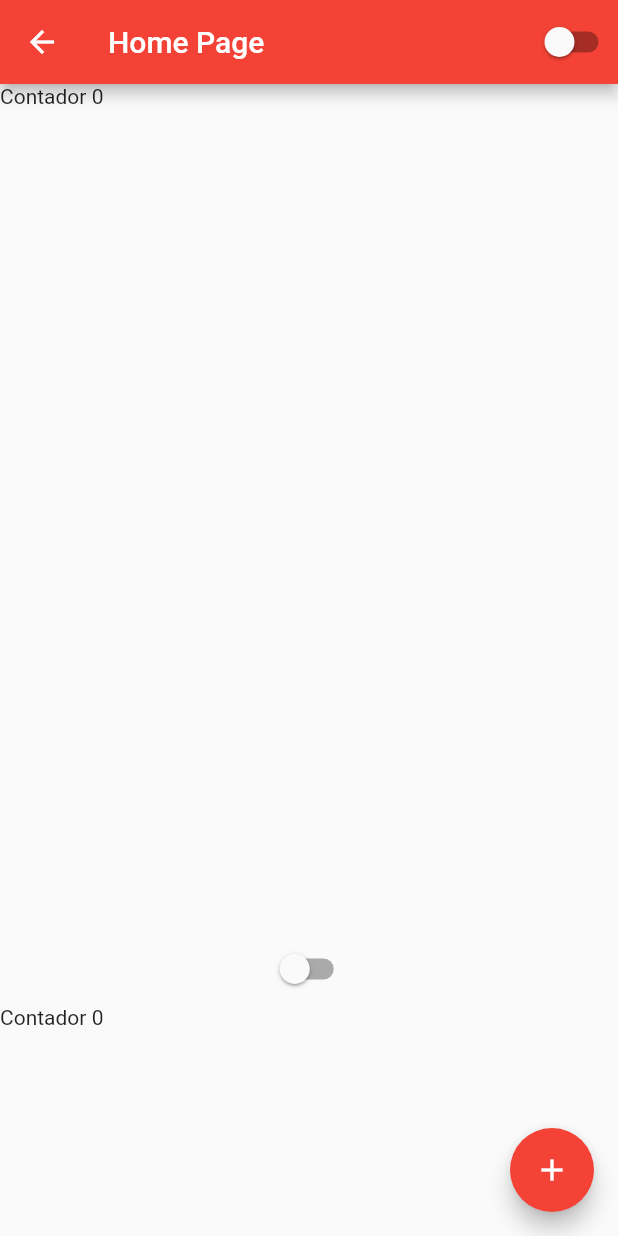
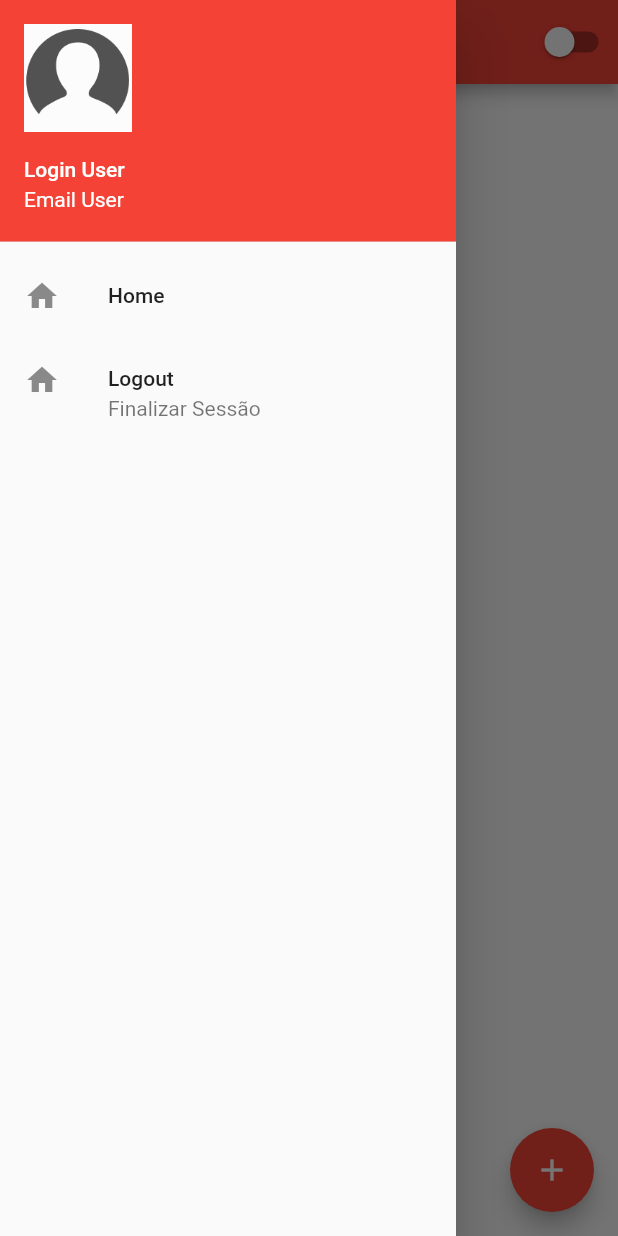
Before and after one commit to AlessonCC/Estudos, a Flutter app: the HomePage screen opened by its route, with the side drawer open (before the commit the screen has no drawer), on a phone screen of 412 x 824 dp. Run offline on Flutter 3.47's test engine with Material 2 defaults, Android fonts, the phone set to English and light mode, and no system bars.

```diff
--- a/Flutter/manual_de_sobrevivencia/lib/home_page.dart
+++ b/Flutter/manual_de_sobrevivencia/lib/home_page.dart
@@ -17,6 +17,31 @@ class HomePageState extends State<HomePage> {
   @override
   Widget build(BuildContext context) {
     return Scaffold(
+      drawer: Drawer(
+        child: Column(
+          children: [
+            UserAccountsDrawerHeader(
+                currentAccountPicture: Image.asset('assets/images/NonUser.jpg'),
+                accountName: Text('Login User'),
+                accountEmail: Text('Email User')),
+            ListTile(
+              leading: Icon(Icons.home),
+              title: Text('Home'),
+              onTap: () {
+                print('home');
+              },
+            ),
+            ListTile(
+              leading: Icon(Icons.home),
+              title: Text('Logout'),
+              subtitle: Text('Finalizar Sessão'),
+              onTap: () {
+                Navigator.of(context).pushReplacementNamed('/');
+              },
+            )
+          ],
+        ),
+      ),
       appBar: AppBar(
         title: Text('Home Page'),
         actions: [CustomSwitch()],
--- a/Flutter/manual_de_sobrevivencia/pubspec.yaml
+++ b/Flutter/manual_de_sobrevivencia/pubspec.yaml
@@ -61,6 +61,7 @@ flutter:
   assets:
     - assets/images/IfsLogo.jpeg
     - assets/images/ImageTi.jpg
+    - assets/images/NonUser.jpg
 
   # An image asset can refer to one or more resolution-specific "variants", see
   # https://flutter.dev/assets-and-images/#resolution-aware.
```
Also changed, not shown: Flutter/manual_de_sobrevivencia/assets/images/NonUser.jpg (added).
